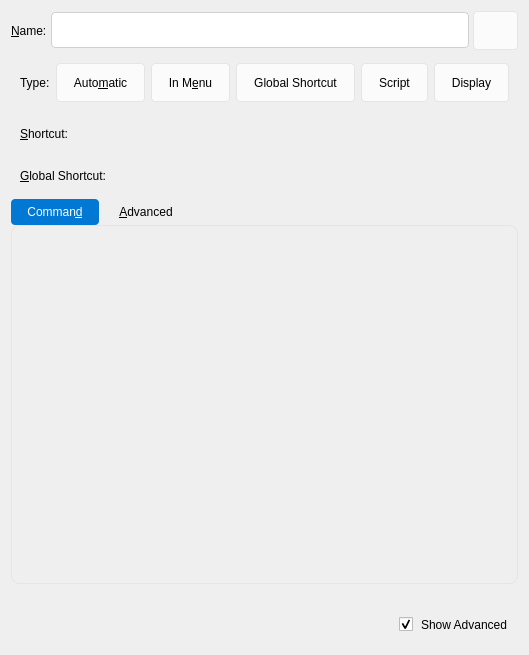
The window that src/ui/commandwidget.ui (ForgetiExistence/CopyQ) describes before a commit, drawn with Qt 5.
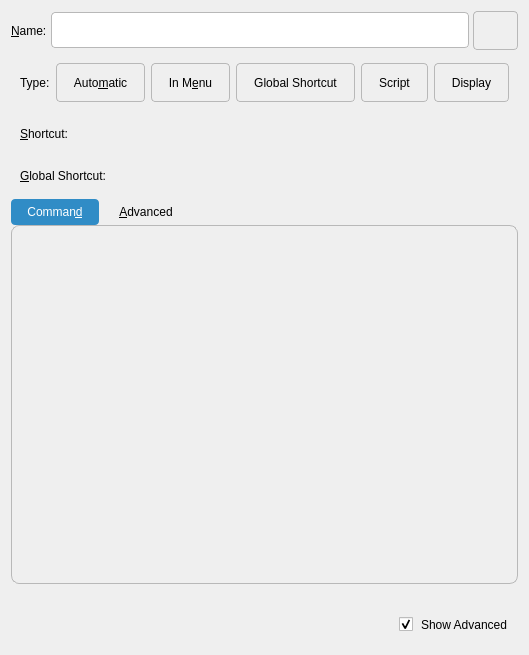
The same window after the commit. Custom widgets are drawn as their Qt base class.

The edit to the form file:
```diff
--- a/src/ui/commandwidget.ui
+++ b/src/ui/commandwidget.ui
@@ -4,25 +4,25 @@
  <widget class="QWidget" name="CommandWidget">
   <property name="styleSheet">
    <string>
-QLineEdit, QComboBox { border-radius: 4px; border: 1px solid #D1D1D1; padding: 5px 8px; min-height: 24px; background: #FFFFFF; }
-QComboBox:focus, QLineEdit:focus { border: 1px solid #0078D4; }
-QToolButton { border-radius: 4px; padding: 5px 12px; min-height: 24px; border: 1px solid #E5E5E5; background: #FBFBFB; }
-QToolButton:hover { background: #F5F5F5; }
-QToolButton:checked { background: #0078D4; color: #FFFFFF; border: 1px solid #0078D4; }
+QLineEdit, QComboBox { border-radius: 4px; border: 1px solid palette(mid); padding: 5px 8px; min-height: 24px; background: palette(base); }
+QComboBox:focus, QLineEdit:focus { border: 1px solid palette(highlight); }
+QToolButton { border-radius: 4px; padding: 5px 12px; min-height: 24px; border: 1px solid palette(mid); background: palette(button); }
+QToolButton:hover { background: palette(alternate-base); }
+QToolButton:checked { background: palette(highlight); color: palette(highlighted-text); border: 1px solid palette(highlight); }
 QCheckBox { spacing: 8px; }
-QGroupBox { border-radius: 8px; border: 1px solid #E5E5E5; margin-top: 12px; padding: 12px; background: #FFFFFF; }
+QGroupBox { border-radius: 8px; border: 1px solid palette(mid); margin-top: 12px; padding: 12px; background: palette(base); }
 QGroupBox::title { subcontrol-origin: margin; subcontrol-position: top left; padding: 0 8px; left: 12px; }
-QTabWidget::pane { border: 1px solid #E5E5E5; border-radius: 8px; }
+QTabWidget::pane { border: 1px solid palette(mid); border-radius: 8px; }
 QTabBar::tab { border-radius: 4px; padding: 6px 16px; margin-right: 4px; }
-QTabBar::tab:selected { background: #0078D4; color: #FFFFFF; }
+QTabBar::tab:selected { background: palette(highlight); color: palette(highlighted-text); }
 QScrollArea { border: none; }
 QScrollBar:vertical { border: none; background: transparent; width: 8px; margin: 0; }
-QScrollBar::handle:vertical { background: #C0C0C0; border-radius: 4px; min-height: 24px; }
-QScrollBar::handle:vertical:hover { background: #A0A0A0; }
+QScrollBar::handle:vertical { background: palette(mid); border-radius: 4px; min-height: 24px; }
+QScrollBar::handle:vertical:hover { background: palette(mid); }
 QScrollBar::add-line:vertical, QScrollBar::sub-line:vertical { height: 0; }
 QScrollBar:horizontal { border: none; background: transparent; height: 8px; margin: 0; }
-QScrollBar::handle:horizontal { background: #C0C0C0; border-radius: 4px; min-width: 24px; }
-QScrollBar::handle:horizontal:hover { background: #A0A0A0; }
+QScrollBar::handle:horizontal { background: palette(mid); border-radius: 4px; min-width: 24px; }
+QScrollBar::handle:horizontal:hover { background: palette(mid); }
 QScrollBar::add-line:horizontal, QScrollBar::sub-line:horizontal { width: 0; }
    </string>
   </property>
```
